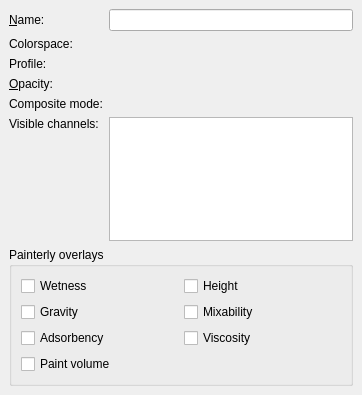
First picture: the form in krita/ui/wdglayerproperties.ui, repository KDE/krita, before the edit.
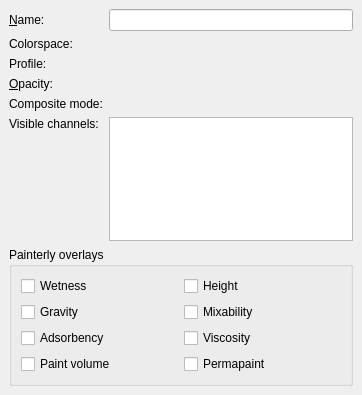
Second picture: the form after the edit. Custom widgets are drawn as their Qt base class.

Diff of the .ui file:
```diff
--- a/krita/ui/wdglayerproperties.ui
+++ b/krita/ui/wdglayerproperties.ui
@@ -170,6 +170,16 @@
         </property>
        </widget>
       </item>
+      <item row="3" column="1" >
+       <widget class="QCheckBox" name="chkPermaDry" >
+        <property name="toolTip" >
+         <string>A second layer for completely dry and unerasable paint</string>
+        </property>
+        <property name="text" >
+         <string>Permapaint</string>
+        </property>
+       </widget>
+      </item>
      </layout>
     </widget>
    </item>
```
